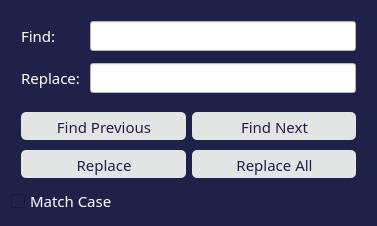
Qt form FrameWorkCode/textfinder.ui (UDAAN-LEAP/leap-pe-tool) before a commit.
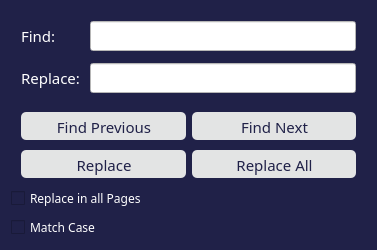
The same form after that commit.

Commit message: Added replace in all pages checkbox

What changed in the file:
```diff
--- a/FrameWorkCode/textfinder.ui
+++ b/FrameWorkCode/textfinder.ui
@@ -7,7 +7,7 @@
     <x>0</x>
     <y>0</y>
     <width>377</width>
-    <height>198</height>
+    <height>214</height>
    </rect>
   </property>
   <property name="font">
@@ -192,10 +192,20 @@
        </item>
       </layout>
      </item>
+     <item>
+      <widget class="QCheckBox" name="ReplaceAllPages">
+       <property name="styleSheet">
+        <string notr="true">font: 9pt; color: rgb(255, 255, 255); QCheckBox: white;</string>
+       </property>
+       <property name="text">
+        <string>Replace in all Pages</string>
+       </property>
+      </widget>
+     </item>
      <item>
       <widget class="QCheckBox" name="matchCaseCheckBox">
        <property name="styleSheet">
-        <string notr="true">color: rgb(255, 255, 255);</string>
+        <string notr="true">font: 9pt; color: rgb(255, 255, 255);</string>
        </property>
        <property name="text">
         <string>Match Case</string>
```
The commit also changes 44 other files.
